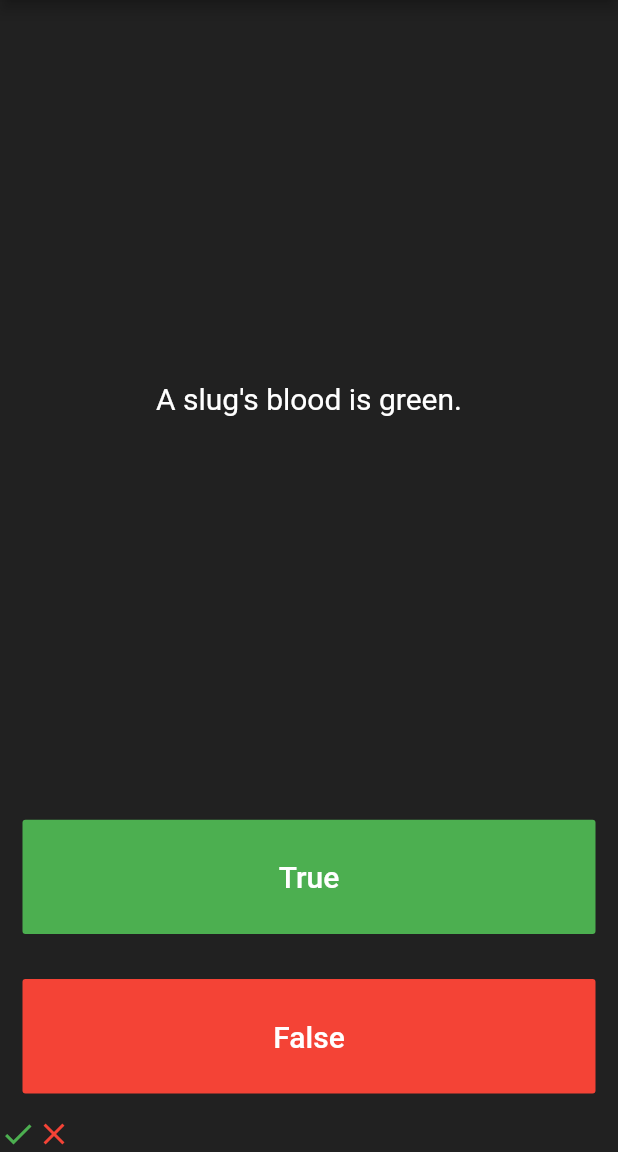
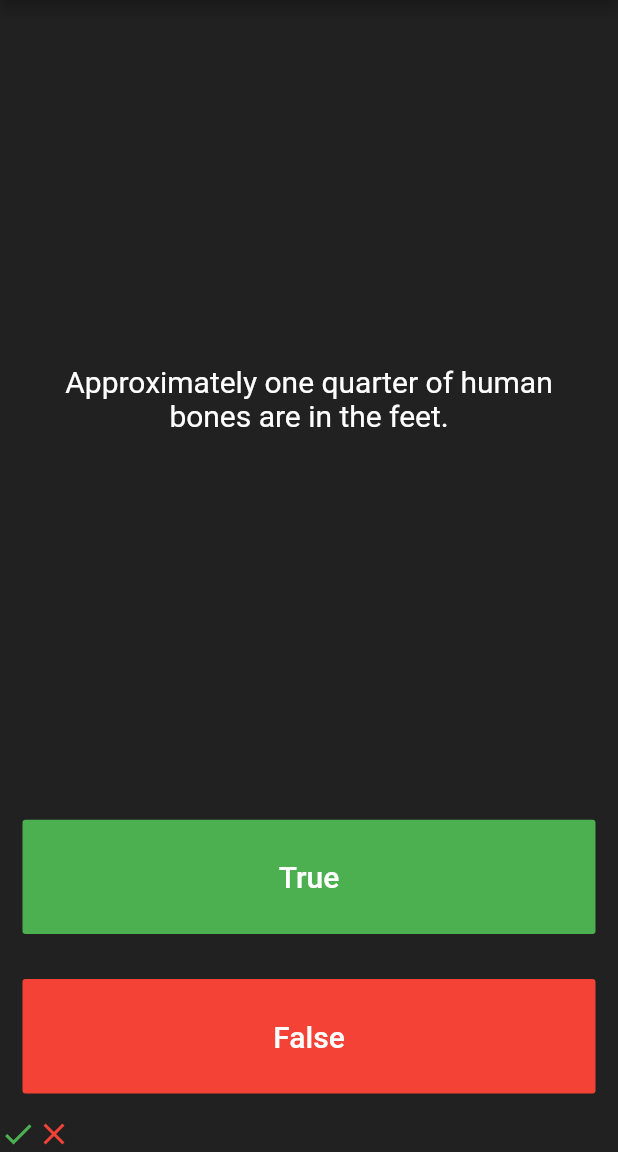
Before and after one commit to TeddyJubu/quizzer_flutter_copy, a Flutter app: the screen it shows after launch, after a tap on "True", after a tap on "False", on a phone screen of 412 x 824 dp, the part 84-1236 px from its top. Run offline on Flutter 3.47's test engine with Material 2 defaults, Android fonts, the phone set to English and light mode, and no system bars.

Commit message:
abstraction introduced

```diff
--- a/lib/main.dart
+++ b/lib/main.dart
@@ -3,7 +3,7 @@
 import 'package:flutter/cupertino.dart';
 import 'package:flutter/material.dart';
 import 'package:quizzer_flutter_copy/quizBrain.dart';
-import 'questions.dart';
+//import 'questions.dart';
 
 QuizBrain brain = QuizBrain();
 
@@ -67,7 +67,7 @@ class _QuizzerState extends State<Quizzer> {
             child: Container(
               child: Center(
                 child: Text(
-                  brain.questionBank[count].questionText,
+                  brain.statement(count),
                   textAlign: TextAlign.center,
                   style: TextStyle(
                     fontSize: 20,
@@ -84,7 +84,7 @@ class _QuizzerState extends State<Quizzer> {
             child: FlatButton(
               color: Colors.green.shade500,
               onPressed: () {
-                bool correctAnswer = brain.questionBank[count].answerTest;
+                bool correctAnswer = brain.answer(count);
                 if (correctAnswer == true) {
                   print("right answer");
                 } else {
@@ -116,7 +116,7 @@ class _QuizzerState extends State<Quizzer> {
             child: FlatButton(
               color: Colors.red.shade500,
               onPressed: () {
-                bool correctAnswer = brain.questionBank[count].answerTest;
+                bool correctAnswer = brain.answer(count);
                 if (correctAnswer == false) {
                   print("right answer");
                 } else {
--- a/lib/questions.dart
+++ b/lib/questions.dart
@@ -1,7 +1,7 @@
-class Questions {
+class Question {
   String questionText;
   bool answerTest;
-  Questions({String q, bool a}) {
+  Question(String q, bool a) {
     questionText = q;
     answerTest = a;
   }
--- a/lib/quizBrain.dart
+++ b/lib/quizBrain.dart
@@ -1,11 +1,38 @@
 import 'questions.dart';
 
 class QuizBrain {
-  List<Questions> questionBank = [
-    Questions(q: 'You can lead a cow down stairs but not up stairs.', a: false),
-    Questions(
-        q: 'Approximately one quarter of human bones are in the feet.',
-        a: true),
-    Questions(q: 'A slug\'s blood is green.', a: true),
+  List<Question> _questionBank = [
+    Question('Some cats are actually allergic to humans', true),
+    Question('You can lead a cow down stairs but not up stairs.', false),
+    Question('Approximately one quarter of human bones are in the feet.', true),
+    Question('A slug\'s blood is green.', true),
+    Question('Buzz Aldrin\'s mother\'s maiden name was \"Moon\".', true),
+    Question('It is illegal to pee in the Ocean in Portugal.', true),
+    Question(
+        'No piece of square dry paper can be folded in half more than 7 times.',
+        false),
+    Question(
+        'In London, UK, if you happen to die in the House of Parliament, you are technically entitled to a state funeral, because the building is considered too sacred a place.',
+        true),
+    Question(
+        'The loudest sound produced by any animal is 188 decibels. That animal is the African Elephant.',
+        false),
+    Question(
+        'The total surface area of two human lungs is approximately 70 square metres.',
+        true),
+    Question('Google was originally called \"Backrub\".', true),
+    Question(
+        'Chocolate affects a dog\'s heart and nervous system; a few ounces are enough to kill a small dog.',
+        true),
+    Question(
+        'In West Virginia, USA, if you accidentally hit an animal with your car, you are free to take it home to eat.',
+        true),
   ];
+  String statement(int count) {
+    return _questionBank[count].questionText;
+  }
+
+  bool answer(int count) {
+    return _questionBank[count].answerTest;
+  }
 }
```
